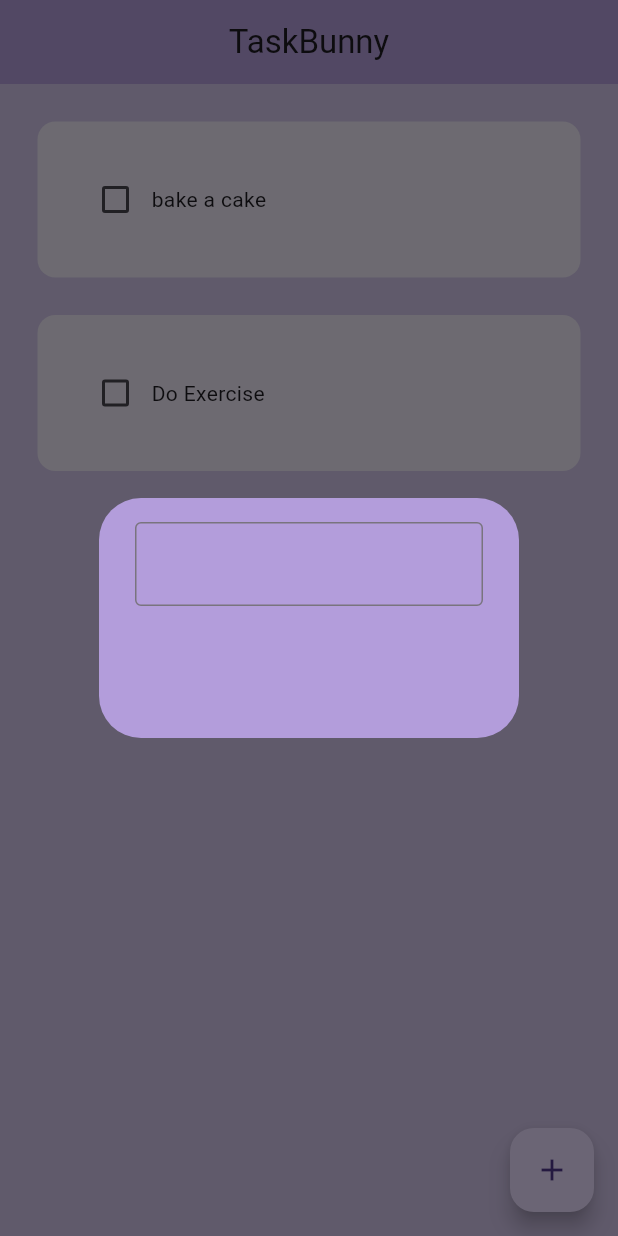
After one commit to khushboojain01/taskbunny, a Flutter app: the screen it shows after launch, after a tap on the "add" icon, on a phone screen of 412 x 824 dp. The commit adds this screen. Run offline on Flutter 3.47's test engine with Material 3 defaults, Android fonts, the phone set to English and light mode, and no system bars.

Commit message:
creating a dialogbox to save new task

```diff
--- a/lib/pages/home_page.dart
+++ b/lib/pages/home_page.dart
@@ -1,4 +1,5 @@
 import 'package:flutter/material.dart';
+import 'package:taskbunny/util/dialogbox.dart';
 import 'package:taskbunny/util/todo_tile.dart';
 
 class HomePage extends StatefulWidget {
@@ -21,6 +22,17 @@ class _HomePageState extends State<HomePage> {
     });
   }
 
+  void createNewTask () {
+    showDialog(context: context,
+      builder: (context) {
+          return Dialogbox();
+
+      },
+    );
+  }
+
+
+
   @override
   Widget build(BuildContext context) {
     return Scaffold(
@@ -30,6 +42,10 @@ class _HomePageState extends State<HomePage> {
         backgroundColor: Colors.deepPurple[200],
         elevation: 0,
         centerTitle: true,
+      ),
+      floatingActionButton: FloatingActionButton(
+        onPressed: (createNewTask),
+        child:Icon(Icons.add),
       ),
       body: ListView.builder(
         itemCount: toDoList.length,
--- /dev/null
+++ b/lib/util/dialogbox.dart
@@ -0,0 +1,27 @@
+import "package:flutter/material.dart";
+
+class Dialogbox extends StatelessWidget {
+  const Dialogbox ({super.key});
+
+ @override
+  Widget build(BuildContext context) {
+    return AlertDialog(
+      backgroundColor: Colors.deepPurple[200],
+      content: Container(
+         height:120,
+         child:   Column(children: [
+          //GETTING USER INPUT
+          TextField(
+            decoration: InputDecoration(border: OutlineInputBorder()),
+          ),
+
+          //BUTTONS : save button and cancel button
+
+          ],
+          )
+
+         ),
+
+    );
+  }
+}
```
